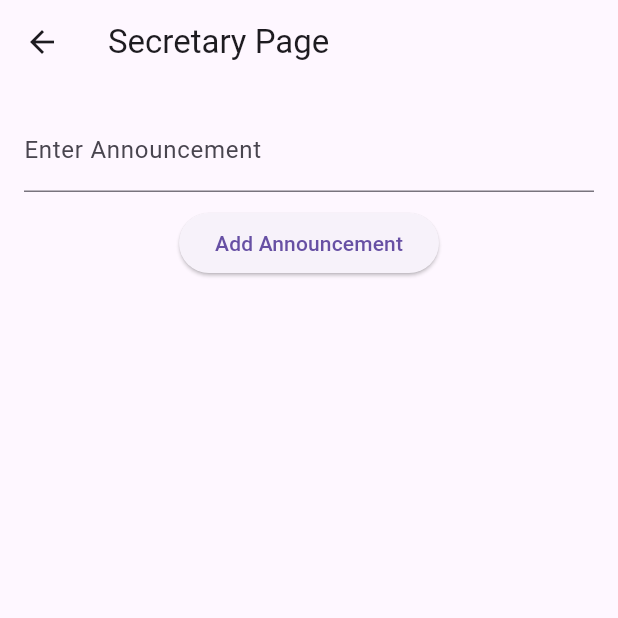
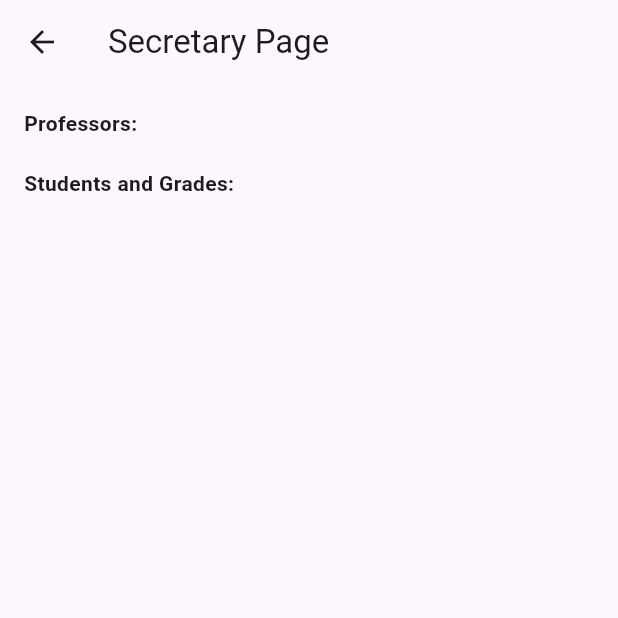
Before and after one commit to adag21044/Flutter-Student-Information-System--Improved-Version, a Flutter app: the SecretaryPage screen opened directly, on a phone screen of 412 x 824 dp, the top half of it. Run offline on Flutter 3.47's test engine with Material 3 defaults, Android fonts, the phone set to English and light mode, and no system bars; our stand-ins replace shared_preferences; accounts and stored records are empty.

Commit message:
fixing paths

```diff
--- /dev/null
+++ b/sis_system/lib/data_manager.dart
@@ -0,0 +1,43 @@
+import 'package:shared_preferences/shared_preferences.dart';
+import 'dart:convert';
+import 'models/student.dart';
+import 'models/professor.dart';
+
+class DataManager {
+  static const String _studentKey = 'students';
+  static const String _professorKey = 'professors';
+
+  // Öğrencileri kaydetmek için
+  static Future<void> saveStudents(List<Student> students) async {
+    SharedPreferences prefs = await SharedPreferences.getInstance();
+    List<String> studentJsonList = students.map((student) => jsonEncode(student.toMap())).toList();
+    await prefs.setStringList(_studentKey, studentJsonList);
+  }
+
+  // Öğrencileri yüklemek için
+  static Future<List<Student>> loadStudents() async {
+    SharedPreferences prefs = await SharedPreferences.getInstance();
+    List<String>? studentJsonList = prefs.getStringList(_studentKey);
+    if (studentJsonList != null) {
+      return studentJsonList.map((jsonString) => Student.fromMap(jsonDecode(jsonString))).toList();
+    }
+    return [];
+  }
+
+  // Hocaları kaydetmek için
+  static Future<void> saveProfessors(List<Professor> professors) async {
+    SharedPreferences prefs = await SharedPreferences.getInstance();
+    List<String> professorJsonList = professors.map((prof) => jsonEncode(prof.toMap())).toList();
+    await prefs.setStringList(_professorKey, professorJsonList);
+  }
+
+  // Hocaları yüklemek için
+  static Future<List<Professor>> loadProfessors() async {
+    SharedPreferences prefs = await SharedPreferences.getInstance();
+    List<String>? professorJsonList = prefs.getStringList(_professorKey);
+    if (professorJsonList != null) {
+      return professorJsonList.map((jsonString) => Professor.fromMap(jsonDecode(jsonString))).toList();
+    }
+    return [];
+  }
+}
--- /dev/null
+++ b/sis_system/lib/models/professor.dart
@@ -0,0 +1,17 @@
+class Professor {
+  String name;
+
+  Professor({required this.name});
+
+  Map<String, dynamic> toMap() {
+    return {
+      'name': name,
+    };
+  }
+
+  factory Professor.fromMap(Map<String, dynamic> map) {
+    return Professor(
+      name: map['name'],
+    );
+  }
+}
--- /dev/null
+++ b/sis_system/lib/models/student.dart
@@ -0,0 +1,27 @@
+class Student {
+  String name;
+  double midterm;
+  double finalScore;
+
+  Student({required this.name, this.midterm = 0.0, this.finalScore = 0.0});
+
+  double calculateAverage() {
+    return (midterm * 0.4) + (finalScore * 0.6);
+  }
+
+  Map<String, dynamic> toMap() {
+    return {
+      'name': name,
+      'midterm': midterm,
+      'finalScore': finalScore,
+    };
+  }
+
+  factory Student.fromMap(Map<String, dynamic> map) {
+    return Student(
+      name: map['name'],
+      midterm: map['midterm'],
+      finalScore: map['finalScore'],
+    );
+  }
+}
--- a/sis_system/lib/secretary_page.dart
+++ b/sis_system/lib/secretary_page.dart
@@ -1,4 +1,7 @@
 import 'package:flutter/material.dart';
+import 'data_manager.dart';
+import 'models/student.dart';
+import 'models/professor.dart';
 
 class SecretaryPage extends StatefulWidget {
   @override
@@ -6,8 +9,23 @@ class SecretaryPage extends StatefulWidget {
 }
 
 class _SecretaryPageState extends State<SecretaryPage> {
-  List<String> announcements = [];
-  final TextEditingController _announcementController = TextEditingController();
+  List<Student> students = [];
+  List<Professor> professors = [];
+
+  @override
+  void initState() {
+    super.initState();
+    _loadData();
+  }
+
+  Future<void> _loadData() async {
+    List<Student> loadedStudents = await DataManager.loadStudents();
+    List<Professor> loadedProfessors = await DataManager.loadProfessors();
+    setState(() {
+      students = loadedStudents;
+      professors = loadedProfessors;
+    });
+  }
 
   @override
   Widget build(BuildContext context) {
@@ -19,31 +37,21 @@ class _SecretaryPageState extends State<SecretaryPage> {
         padding: const EdgeInsets.all(16.0),
         child: Column(
           children: [
-            TextField(
-              controller: _announcementController,
-              decoration: InputDecoration(labelText: 'Enter Announcement'),
-            ),
-            SizedBox(height: 10),
-            ElevatedButton(
-              onPressed: () {
-                setState(() {
-                  if (_announcementController.text.isNotEmpty) {
-                    announcements.add(_announcementController.text);
-                    _announcementController.clear();
-                  }
-                });
-              },
-              child: Text('Add Announcement'),
-            ),
-            SizedBox(height: 20),
             Expanded(
-              child: ListView.builder(
-                itemCount: announcements.length,
-                itemBuilder: (context, index) {
-                  return ListTile(
-                    title: Text(announcements[index]),
-                  );
-                },
+              child: ListView(
+                children: [
+                  Text('Professors:', style: TextStyle(fontWeight: FontWeight.bold)),
+                  ...professors.map((prof) => ListTile(title: Text(prof.name))),
+                  SizedBox(height: 20),
+                  Text('Students and Grades:', style: TextStyle(fontWeight: FontWeight.bold)),
+                  ...students.map((student) {
+                    return ListTile(
+                      title: Text(student.name),
+                      subtitle: Text(
+                          'Midterm: ${student.midterm}, Final: ${student.finalScore}, Average: ${student.calculateAverage()}'),
+                    );
+                  }),
+                ],
               ),
             ),
           ],
--- a/sis_system/pubspec.yaml
+++ b/sis_system/pubspec.yaml
@@ -30,6 +30,7 @@ environment:
 dependencies:
   flutter:
     sdk: flutter
+  shared_preferences: ^2.0.6
 
 
   # The following adds the Cupertino Icons font to your application.
```
Also changed, not shown: sis_system/lib/professor_page.dart (+60 -20 lines), sis_system/lib/student_page.dart (+26 -35 lines), 1 other file.
